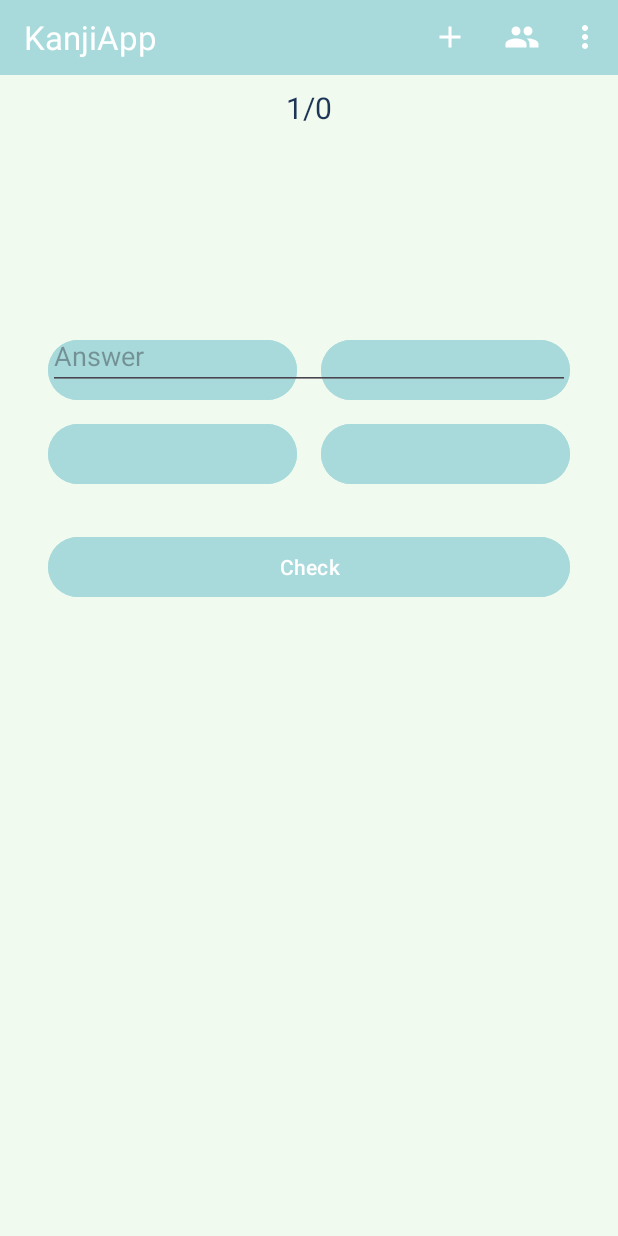
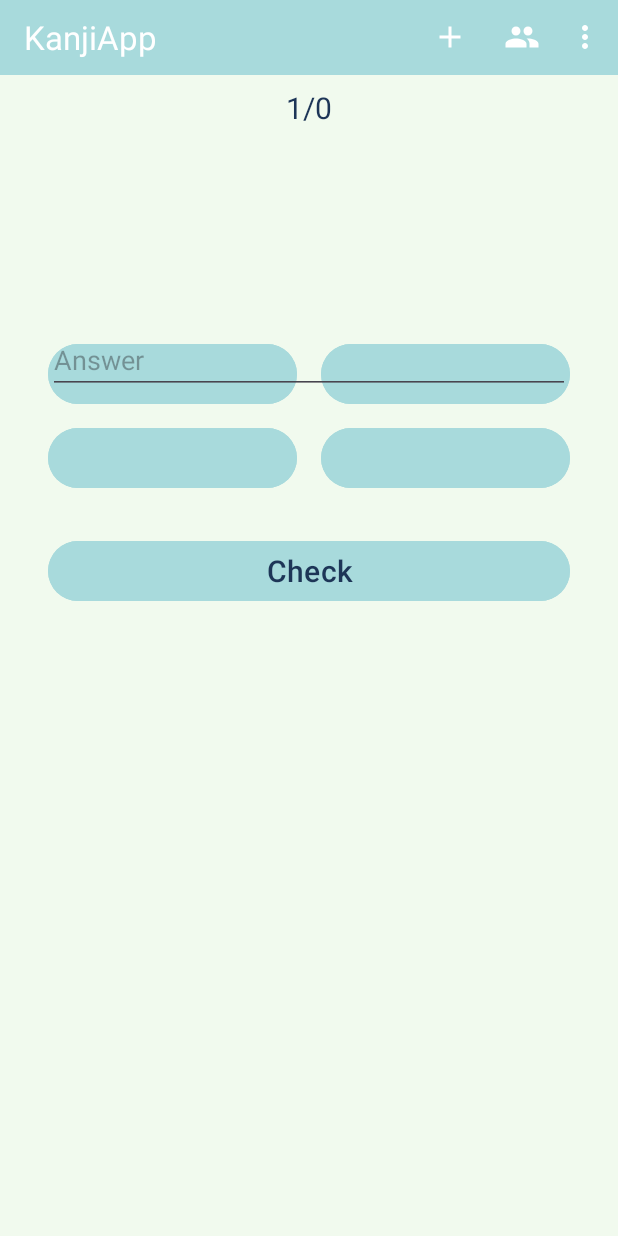
Before and after one commit to aleksandrakyc/kanji-learning-app, an Android app: the Learn screen opened through its navigation route, on a phone screen of 412 x 824 dp. Run offline under Robolectric (Android 15) with nearby library versions, the phone set to English and light mode, and no system bars; our stand-ins replace Firebase (no records; nobody signed in at launch, a user with empty details on screens opened directly); libraries missing offline, so code that uses them is left out: org.checkerframework.checker; 10 statements that could not run were skipped.

Commit message:
ui improvements

```diff
--- a/KanjiApp/app/src/main/java/pl/polsl/kanjiapp/views/CategoryListCustom.java
+++ b/KanjiApp/app/src/main/java/pl/polsl/kanjiapp/views/CategoryListCustom.java
@@ -84,6 +84,7 @@ public class CategoryListCustom extends Fragment implements CategoryListAdapter.
                 public void onSuccess(QuerySnapshot queryDocumentSnapshots) {
                     List<DocumentSnapshot> documents = queryDocumentSnapshots.getDocuments();
                     documents.forEach(documentSnapshot -> {
+                        //todo check if is homework
                         setChoices.add(documentSnapshot.getId());
                         categoryListAdapter.notifyItemChanged(documents.indexOf(documentSnapshot));
                     });
--- a/KanjiApp/app/src/main/java/pl/polsl/kanjiapp/views/CreateNewSet.java
+++ b/KanjiApp/app/src/main/java/pl/polsl/kanjiapp/views/CreateNewSet.java
@@ -58,7 +58,6 @@ public class CreateNewSet extends Fragment implements SelectCharactersAdapter.It
     @Override
     public void onCreate(Bundle savedInstanceState) {
         super.onCreate(savedInstanceState);
-
         firestore = new FirestoreAdapter();
     }
 
@@ -95,7 +94,7 @@ public class CreateNewSet extends Fragment implements SelectCharactersAdapter.It
                 AlertDialog.Builder builder = new AlertDialog.Builder(getContext());
                 final View dialogLayout = getLayoutInflater().inflate(R.layout.fragment_set_name_dialog, null);
                 builder.setView(dialogLayout);
-                builder.setTitle("title");
+                builder.setTitle("Type name: ");
                 builder.setPositiveButton("Ok", new DialogInterface.OnClickListener() {
                     @Override
                     public void onClick(DialogInterface dialog, int which) {
@@ -121,7 +120,7 @@ public class CreateNewSet extends Fragment implements SelectCharactersAdapter.It
                         Bundle bundle = new Bundle();
                         bundle.putString("level", setId);
                         bundle.putInt("categoryType", CategoryType.Custom.getValue());
-                        //Navigation.findNavController(view).navigate(R.id.action_createNewSet_to_kanjiListView, bundle);
+                        Navigation.findNavController(view).navigate(R.id.action_createNewSet_to_kanjiListView, bundle);
                     }
                 });
                 AlertDialog dialog = builder.create();
--- a/KanjiApp/app/src/main/java/pl/polsl/kanjiapp/views/Login.java
+++ b/KanjiApp/app/src/main/java/pl/polsl/kanjiapp/views/Login.java
@@ -65,6 +65,7 @@ public class Login extends Fragment {
                       .addOnSuccessListener(new OnSuccessListener<AuthResult>() {
                                 @Override
                                 public void onSuccess(AuthResult authResult) {
+                                    //check if user exists in db
                                     Toast.makeText(getContext(),"logged in successfully!",Toast.LENGTH_SHORT).show();
                                     Navigation.findNavController(view).navigate(R.id.action_login_to_category_list);
                                 }
--- a/KanjiApp/app/src/main/res/layout/category_list_item.xml
+++ b/KanjiApp/app/src/main/res/layout/category_list_item.xml
@@ -7,4 +7,4 @@
         android:text="@string/category_name"
         android:gravity="center"
         android:padding="@dimen/margin_small"
-        android:textSize="20sp"/>
+        android:textSize="@dimen/font_large"/>
--- a/KanjiApp/app/src/main/res/layout/fragment_create_new_set.xml
+++ b/KanjiApp/app/src/main/res/layout/fragment_create_new_set.xml
@@ -17,7 +17,9 @@
         android:layout_width="match_parent"
         android:layout_height="wrap_content"
         android:backgroundTint="@color/medium"
+        android:textColor="@color/text"
         android:text="Create"
+        android:textSize="@dimen/font_large"
         android:layout_weight="0"/>
 
 </LinearLayout>
--- a/KanjiApp/app/src/main/res/layout/fragment_group_management.xml
+++ b/KanjiApp/app/src/main/res/layout/fragment_group_management.xml
@@ -15,6 +15,8 @@
         android:layout_width="match_parent"
         android:layout_height="wrap_content"
         android:backgroundTint="@color/medium"
+        android:textSize="@dimen/font_large"
+        android:textColor="@color/text"
         android:text="Create new group"/>
 
     <androidx.recyclerview.widget.RecyclerView
--- a/KanjiApp/app/src/main/res/layout/fragment_kanji_list_view.xml
+++ b/KanjiApp/app/src/main/res/layout/fragment_kanji_list_view.xml
@@ -3,7 +3,6 @@
     xmlns:tools="http://schemas.android.com/tools"
     android:orientation="vertical"
     android:background="@color/medium"
-    xmlns:app="http://schemas.android.com/apk/res-auto"
     android:layout_width="match_parent"
     android:layout_height="match_parent"
     tools:context=".views.KanjiListView">
@@ -14,6 +13,7 @@
         android:layout_height="wrap_content"
         android:text="@string/button_learn"
         android:layout_gravity="center"
+        android:textSize="@dimen/font_large"
         android:backgroundTint="@color/light"
         android:textColor="@color/text"/>
 
--- a/KanjiApp/app/src/main/res/layout/fragment_learn.xml
+++ b/KanjiApp/app/src/main/res/layout/fragment_learn.xml
@@ -12,7 +12,8 @@
         android:layout_height="wrap_content"
         android:gravity="center"
         android:layout_marginTop="@dimen/margin_small"
-        android:textSize="20sp" />
+        android:textSize="@dimen/font_large"
+        android:textColor="@color/text" />
 
     <TextView
         android:id="@+id/questionType"
@@ -20,14 +21,16 @@
         android:layout_height="wrap_content"
         android:gravity="center"
         android:layout_marginTop="@dimen/margin_small"
-        android:textSize="30sp" />
+        android:textSize="@dimen/font_huge"
+        android:textColor="@color/text" />
 
     <TextView
         android:id="@+id/question"
         android:layout_width="match_parent"
         android:layout_height="wrap_content"
         android:gravity="center"
-        android:textSize="60sp" />
+        android:textColor="@color/text"
+        android:textSize="@dimen/font_single_char" />
 
     <ViewFlipper
         android:id="@+id/viewFlipper"
@@ -48,7 +51,9 @@
                     android:layout_marginTop="@dimen/margin_small"
                     android:layout_marginStart="@dimen/margin_large"
                     android:layout_marginEnd="@dimen/margin_small"
-                    android:backgroundTint="@color/medium">
+                    android:backgroundTint="@color/medium"
+                    android:textSize="@dimen/font_large"
+                    android:textColor="@color/text">
 
                 </Button>
                 <Button
@@ -58,6 +63,8 @@
                     android:layout_marginTop="@dimen/margin_small"
                     android:layout_marginStart="@dimen/margin_small"
                     android:layout_marginEnd="@dimen/margin_large"
+                    android:textSize="@dimen/font_large"
+                    android:textColor="@color/text"
                     android:backgroundTint="@color/medium">
 
                 </Button>
@@ -70,7 +77,9 @@
                     android:layout_marginTop="@dimen/margin_small"
                     android:layout_marginStart="@dimen/margin_large"
                     android:layout_marginEnd="@dimen/margin_small"
-                    android:backgroundTint="@color/medium">
+                    android:backgroundTint="@color/medium"
+                    android:textSize="@dimen/font_large"
+                    android:textColor="@color/text">
 
                 </Button>
                 <Button
@@ -80,6 +89,8 @@
                     android:layout_marginTop="@dimen/margin_small"
                     android:layout_marginStart="@dimen/margin_small"
                     android:layout_marginEnd="@dimen/margin_large"
+                    android:textSize="@dimen/font_large"
+                    android:textColor="@color/text"
                     android:backgroundTint="@color/medium">
 
                 </Button>
@@ -97,7 +108,6 @@
             android:hint="Answer" />
     </ViewFlipper>
 
-
     <TextView
         android:id="@+id/textViewAnswer"
         android:layout_width="match_parent"
@@ -114,6 +124,8 @@
         android:layout_marginStart="@dimen/margin_large"
         android:layout_marginEnd="@dimen/margin_large"
         android:backgroundTint="@color/medium"
+        android:textSize="@dimen/font_large"
+        android:textColor="@color/text"
         android:text="@string/button_check_answer" />
 
 
--- a/KanjiApp/app/src/main/res/layout/fragment_learning_stats.xml
+++ b/KanjiApp/app/src/main/res/layout/fragment_learning_stats.xml
@@ -14,7 +14,7 @@
         android:id="@+id/textViewStats"
         android:layout_width="wrap_content"
         android:layout_height="wrap_content"
-        android:textSize="20sp"
+        android:textSize="@dimen/font_large"
         android:text="@string/stats1" />
 
 </LinearLayout>
--- a/KanjiApp/app/src/main/res/layout/fragment_login.xml
+++ b/KanjiApp/app/src/main/res/layout/fragment_login.xml
@@ -17,6 +17,7 @@ tools:context=".views.Login">
     android:layout_height="wrap_content"
     android:layout_gravity="center"
     android:layout_weight="0"
+    android:textSize="@dimen/font_large"
     android:text="Login!" />
 
 <Space
@@ -53,6 +54,8 @@ tools:context=".views.Login">
     android:layout_width="match_parent"
     android:layout_height="50dp"
     android:layout_weight="0"
+    android:textColor="@color/text"
+    android:textSize="@dimen/font_large"
     android:backgroundTint="@color/medium"
     android:text="Log in" />
 
--- a/KanjiApp/app/src/main/res/values/dimens.xml
+++ b/KanjiApp/app/src/main/res/values/dimens.xml
@@ -7,7 +7,12 @@
     <dimen name="margin_large">32dp</dimen>
     <dimen name="margin_huge">64dp</dimen>
 
-    <!-- Semantic definitions -->
-    <dimen name="horizontal_page_margin">@dimen/margin_medium</dimen>
-    <dimen name="vertical_page_margin">@dimen/margin_medium</dimen>
+    <!-- font sizes -->
+    <dimen name="font_small">10sp</dimen>
+    <dimen name="font_normal">14sp</dimen>
+    <dimen name="font_large">20sp</dimen>
+    <dimen name="font_huge">32sp</dimen>
+    <dimen name="font_single_char">60sp</dimen>
+
+
 </resources>
```
Also changed, not shown: KanjiApp/app/src/main/res/layout/fragment_learn_options.xml (+6 -2 lines).
